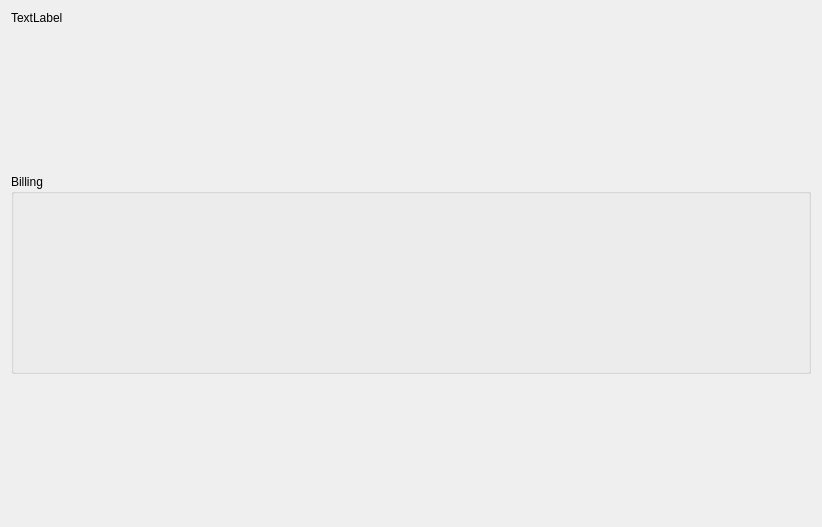
Above: src/billform.ui from thamizha/angadi before the change. Below: the same form after it.
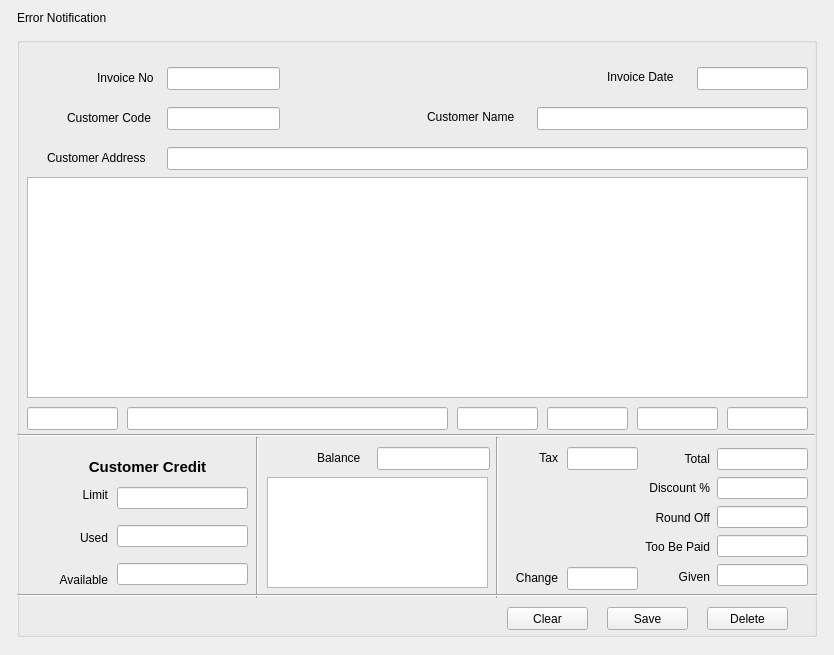
That is the form after the change.

Commit message: bill form designed and added

Diff of the .ui file:
```diff
--- a/src/billform.ui
+++ b/src/billform.ui
@@ -6,8 +6,8 @@
    <rect>
     <x>0</x>
     <y>0</y>
-    <width>775</width>
-    <height>527</height>
+    <width>834</width>
+    <height>655</height>
    </rect>
   </property>
   <property name="windowTitle">
@@ -34,7 +34,7 @@
        <item>
         <widget class="QLabel" name="label">
          <property name="text">
-          <string>TextLabel</string>
+          <string>Error Notification</string>
          </property>
         </widget>
        </item>
@@ -56,12 +56,551 @@
          <property name="minimumSize">
           <size>
            <width>800</width>
-           <height>200</height>
+           <height>600</height>
           </size>
          </property>
          <property name="title">
-          <string>Billing</string>
+          <string/>
          </property>
+         <widget class="QLabel" name="label_2">
+          <property name="geometry">
+           <rect>
+            <x>80</x>
+            <y>30</y>
+            <width>71</width>
+            <height>21</height>
+           </rect>
+          </property>
+          <property name="text">
+           <string>Invoice No</string>
+          </property>
+         </widget>
+         <widget class="QLabel" name="label_3">
+          <property name="geometry">
+           <rect>
+            <x>50</x>
+            <y>70</y>
+            <width>101</width>
+            <height>21</height>
+           </rect>
+          </property>
+          <property name="text">
+           <string>Customer Code</string>
+          </property>
+         </widget>
+         <widget class="QLabel" name="label_4">
+          <property name="geometry">
+           <rect>
+            <x>30</x>
+            <y>110</y>
+            <width>121</width>
+            <height>21</height>
+           </rect>
+          </property>
+          <property name="text">
+           <string>Customer Address</string>
+          </property>
+         </widget>
+         <widget class="QTableView" name="tableViewProductList">
+          <property name="geometry">
+           <rect>
+            <x>10</x>
+            <y>140</y>
+            <width>781</width>
+            <height>221</height>
+           </rect>
+          </property>
+         </widget>
+         <widget class="QLineEdit" name="lineEditProductCode">
+          <property name="geometry">
+           <rect>
+            <x>10</x>
+            <y>370</y>
+            <width>91</width>
+            <height>23</height>
+           </rect>
+          </property>
+          <property name="inputMask">
+           <string/>
+          </property>
+          <property name="placeholderText">
+           <string/>
+          </property>
+         </widget>
+         <widget class="QLineEdit" name="lineEditProductName">
+          <property name="geometry">
+           <rect>
+            <x>110</x>
+            <y>370</y>
+            <width>321</width>
+            <height>23</height>
+           </rect>
+          </property>
+         </widget>
+         <widget class="QLineEdit" name="lineEditTotal">
+          <property name="geometry">
+           <rect>
+            <x>710</x>
+            <y>370</y>
+            <width>81</width>
+            <height>23</height>
+           </rect>
+          </property>
+         </widget>
+         <widget class="QLineEdit" name="lineEditRate">
+          <property name="geometry">
+           <rect>
+            <x>620</x>
+            <y>370</y>
+            <width>81</width>
+            <height>23</height>
+           </rect>
+          </property>
+         </widget>
+         <widget class="QLineEdit" name="lineEditUnit">
+          <property name="geometry">
+           <rect>
+            <x>530</x>
+            <y>370</y>
+            <width>81</width>
+            <height>23</height>
+           </rect>
+          </property>
+         </widget>
+         <widget class="QLineEdit" name="lineEditQty">
+          <property name="geometry">
+           <rect>
+            <x>440</x>
+            <y>370</y>
+            <width>81</width>
+            <height>23</height>
+           </rect>
+          </property>
+         </widget>
+         <widget class="QLineEdit" name="lineEditInvoiceNo">
+          <property name="geometry">
+           <rect>
+            <x>150</x>
+            <y>30</y>
+            <width>113</width>
+            <height>23</height>
+           </rect>
+          </property>
+         </widget>
+         <widget class="QLineEdit" name="lineEditCustomerCode">
+          <property name="geometry">
+           <rect>
+            <x>150</x>
+            <y>70</y>
+            <width>113</width>
+            <height>23</height>
+           </rect>
+          </property>
+         </widget>
+         <widget class="QLineEdit" name="lineEditInvoiceDate">
+          <property name="geometry">
+           <rect>
+            <x>680</x>
+            <y>30</y>
+            <width>111</width>
+            <height>23</height>
+           </rect>
+          </property>
+         </widget>
+         <widget class="QLabel" name="label_5">
+          <property name="geometry">
+           <rect>
+            <x>590</x>
+            <y>30</y>
+            <width>91</width>
+            <height>20</height>
+           </rect>
+          </property>
+          <property name="text">
+           <string>Invoice Date</string>
+          </property>
+         </widget>
+         <widget class="QLabel" name="label_6">
+          <property name="geometry">
+           <rect>
+            <x>410</x>
+            <y>70</y>
+            <width>111</width>
+            <height>20</height>
+           </rect>
+          </property>
+          <property name="text">
+           <string>Customer Name</string>
+          </property>
+         </widget>
+         <widget class="QLineEdit" name="lineEditCustomerName">
+          <property name="geometry">
+           <rect>
+            <x>520</x>
+            <y>70</y>
+            <width>271</width>
+            <height>23</height>
+           </rect>
+          </property>
+         </widget>
+         <widget class="Line" name="line">
+          <property name="geometry">
+           <rect>
+            <x>-3</x>
+            <y>390</y>
+            <width>801</width>
+            <height>16</height>
+           </rect>
+          </property>
+          <property name="orientation">
+           <enum>Qt::Horizontal</enum>
+          </property>
+         </widget>
+         <widget class="Line" name="line_2">
+          <property name="geometry">
+           <rect>
+            <x>230</x>
+            <y>400</y>
+            <width>20</width>
+            <height>161</height>
+           </rect>
+          </property>
+          <property name="orientation">
+           <enum>Qt::Vertical</enum>
+          </property>
+         </widget>
+         <widget class="Line" name="line_3">
+          <property name="geometry">
+           <rect>
+            <x>470</x>
+            <y>400</y>
+            <width>20</width>
+            <height>161</height>
+           </rect>
+          </property>
+          <property name="orientation">
+           <enum>Qt::Vertical</enum>
+          </property>
+         </widget>
+         <widget class="QLabel" name="label_7">
+          <property name="geometry">
+           <rect>
+            <x>30</x>
+            <y>420</y>
+            <width>201</width>
+            <height>20</height>
+           </rect>
+          </property>
+          <property name="styleSheet">
+           <string notr="true">font : 15px;
+font: bold;</string>
+          </property>
+          <property name="text">
+           <string>Customer Credit</string>
+          </property>
+          <property name="alignment">
+           <set>Qt::AlignCenter</set>
+          </property>
+         </widget>
+         <widget class="QLabel" name="label_11">
+          <property name="geometry">
+           <rect>
+            <x>300</x>
+            <y>410</y>
+            <width>57</width>
+            <height>21</height>
+           </rect>
+          </property>
+          <property name="text">
+           <string>Balance</string>
+          </property>
+         </widget>
+         <widget class="QTableView" name="tableViewCustomerBalance">
+          <property name="geometry">
+           <rect>
+            <x>250</x>
+            <y>440</y>
+            <width>221</width>
+            <height>111</height>
+           </rect>
+          </property>
+         </widget>
+         <widget class="QLabel" name="label_13">
+          <property name="geometry">
+           <rect>
+            <x>490</x>
+            <y>410</y>
+            <width>51</width>
+            <height>21</height>
+           </rect>
+          </property>
+          <property name="text">
+           <string>Tax</string>
+          </property>
+          <property name="alignment">
+           <set>Qt::AlignRight|Qt::AlignTrailing|Qt::AlignVCenter</set>
+          </property>
+         </widget>
+         <widget class="QLabel" name="label_14">
+          <property name="geometry">
+           <rect>
+            <x>490</x>
+            <y>530</y>
+            <width>51</width>
+            <height>21</height>
+           </rect>
+          </property>
+          <property name="text">
+           <string>Change</string>
+          </property>
+          <property name="alignment">
+           <set>Qt::AlignRight|Qt::AlignTrailing|Qt::AlignVCenter</set>
+          </property>
+         </widget>
+         <widget class="QLineEdit" name="lineEditTax">
+          <property name="geometry">
+           <rect>
+            <x>550</x>
+            <y>410</y>
+            <width>71</width>
+            <height>23</height>
+           </rect>
+          </property>
+         </widget>
+         <widget class="QLineEdit" name="lineEditChange">
+          <property name="geometry">
+           <rect>
+            <x>550</x>
+            <y>530</y>
+            <width>71</width>
+            <height>23</height>
+           </rect>
+          </property>
+         </widget>
+         <widget class="QLineEdit" name="lineEditBalance">
+          <property name="geometry">
+           <rect>
+            <x>360</x>
+            <y>410</y>
+            <width>113</width>
+            <height>23</height>
+           </rect>
+          </property>
+         </widget>
+         <widget class="QPushButton" name="pushButton">
+          <property name="geometry">
+           <rect>
+            <x>490</x>
+            <y>570</y>
+            <width>81</width>
+            <height>23</height>
+           </rect>
+          </property>
+          <property name="text">
+           <string>Clear</string>
+          </property>
+         </widget>
+         <widget class="QPushButton" name="pushButton_2">
+          <property name="geometry">
+           <rect>
+            <x>590</x>
+            <y>570</y>
+            <width>81</width>
+            <height>23</height>
+           </rect>
+          </property>
+          <property name="text">
+           <string>Save</string>
+          </property>
+         </widget>
+         <widget class="QPushButton" name="pushButton_3">
+          <property name="geometry">
+           <rect>
+            <x>690</x>
+            <y>570</y>
+            <width>81</width>
+            <height>23</height>
+           </rect>
+          </property>
+          <property name="text">
+           <string>Delete</string>
+          </property>
+         </widget>
+         <widget class="QLineEdit" name="lineEditCustomerAddress">
+          <property name="geometry">
+           <rect>
+            <x>150</x>
+            <y>110</y>
+            <width>641</width>
+            <height>23</height>
+           </rect>
+          </property>
+         </widget>
+         <widget class="Line" name="line_4">
+          <property name="geometry">
+           <rect>
+            <x>0</x>
+            <y>550</y>
+            <width>801</width>
+            <height>16</height>
+           </rect>
+          </property>
+          <property name="orientation">
+           <enum>Qt::Horizontal</enum>
+          </property>
+         </widget>
+         <widget class="QWidget" name="">
+          <property name="geometry">
+           <rect>
+            <x>620</x>
+            <y>410</y>
+            <width>73</width>
+            <height>141</height>
+           </rect>
+          </property>
+          <layout class="QVBoxLayout" name="verticalLayout">
+           <item>
+            <widget class="QLabel" name="label_15">
+             <property name="text">
+              <string>Total</string>
+             </property>
+             <property name="alignment">
+              <set>Qt::AlignRight|Qt::AlignTrailing|Qt::AlignVCenter</set>
+             </property>
+            </widget>
+           </item>
+           <item>
+            <widget class="QLabel" name="label_16">
+             <property name="text">
+              <string>Discount %</string>
+             </property>
+             <property name="alignment">
+              <set>Qt::AlignRight|Qt::AlignTrailing|Qt::AlignVCenter</set>
+             </property>
+            </widget>
+           </item>
+           <item>
+            <widget class="QLabel" name="label_17">
+             <property name="text">
+              <string>Round Off</string>
+             </property>
+             <property name="alignment">
+              <set>Qt::AlignRight|Qt::AlignTrailing|Qt::AlignVCenter</set>
+             </property>
+            </widget>
+           </item>
+           <item>
+            <widget class="QLabel" name="label_18">
+             <property name="text">
+              <string>Too Be Paid</string>
+             </property>
+             <property name="alignment">
+              <set>Qt::AlignRight|Qt::AlignTrailing|Qt::AlignVCenter</set>
+             </property>
+            </widget>
+           </item>
+           <item>
+            <widget class="QLabel" name="label_19">
+             <property name="text">
+              <string>Given</string>
+             </property>
+             <property name="alignment">
+              <set>Qt::AlignRight|Qt::AlignTrailing|Qt::AlignVCenter</set>
+             </property>
+            </widget>
+           </item>
+          </layout>
+         </widget>
+         <widget class="QWidget" name="">
+          <property name="geometry">
+           <rect>
+            <x>700</x>
+            <y>410</y>
+            <width>91</width>
+            <height>141</height>
+           </rect>
+          </property>
+          <layout class="QVBoxLayout" name="verticalLayout_2">
+           <item>
+            <widget class="QLineEdit" name="lineEditGrandTotal"/>
+           </item>
+           <item>
+            <widget class="QLineEdit" name="lineEditDiscount"/>
+           </item>
+           <item>
+            <widget class="QLineEdit" name="lineEditRoundOff"/>
+           </item>
+           <item>
+            <widget class="QLineEdit" name="lineEditTooBePaid"/>
+           </item>
+           <item>
+            <widget class="QLineEdit" name="lineEditGiven"/>
+           </item>
+          </layout>
+         </widget>
+         <widget class="QWidget" name="">
+          <property name="geometry">
+           <rect>
+            <x>100</x>
+            <y>440</y>
+            <width>131</width>
+            <height>121</height>
+           </rect>
+          </property>
+          <layout class="QVBoxLayout" name="verticalLayout_4">
+           <item>
+            <widget class="QLineEdit" name="lineEditLimit"/>
+           </item>
+           <item>
+            <widget class="QLineEdit" name="lineEditUsed"/>
+           </item>
+           <item>
+            <widget class="QLineEdit" name="lineEditAvailable"/>
+           </item>
+          </layout>
+         </widget>
+         <widget class="QWidget" name="">
+          <property name="geometry">
+           <rect>
+            <x>30</x>
+            <y>440</y>
+            <width>61</width>
+            <height>121</height>
+           </rect>
+          </property>
+          <layout class="QVBoxLayout" name="verticalLayout_5">
+           <item>
+            <widget class="QLabel" name="label_8">
+             <property name="text">
+              <string>Limit</string>
+             </property>
+             <property name="alignment">
+              <set>Qt::AlignRight|Qt::AlignTrailing|Qt::AlignVCenter</set>
+             </property>
+            </widget>
+           </item>
+           <item>
+            <widget class="QLabel" name="label_9">
+             <property name="text">
+              <string>Used</string>
+             </property>
+             <property name="alignment">
+              <set>Qt::AlignRight|Qt::AlignTrailing|Qt::AlignVCenter</set>
+             </property>
+            </widget>
+           </item>
+           <item>
+            <widget class="QLabel" name="label_10">
+             <property name="text">
+              <string>Available</string>
+             </property>
+             <property name="alignment">
+              <set>Qt::AlignRight|Qt::AlignTrailing|Qt::AlignVCenter</set>
+             </property>
+            </widget>
+           </item>
+          </layout>
+         </widget>
         </widget>
        </item>
        <item>
```
Left out of the diff: 4 changed lines with no effect on the pictures. The commit also changes 2 other files.
